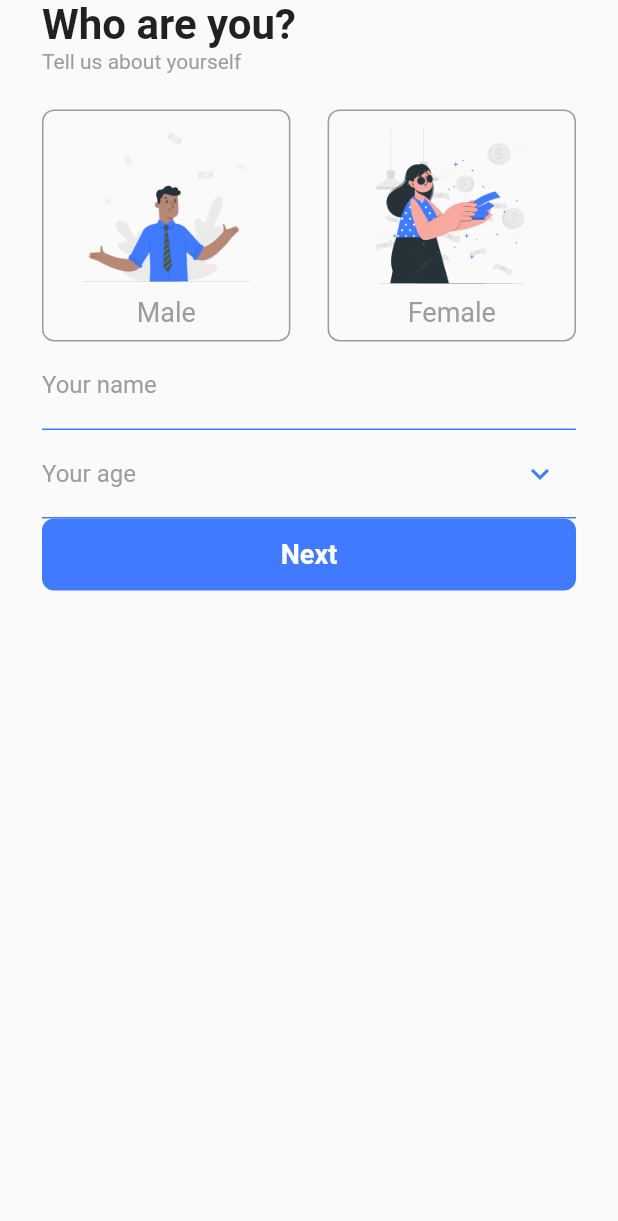
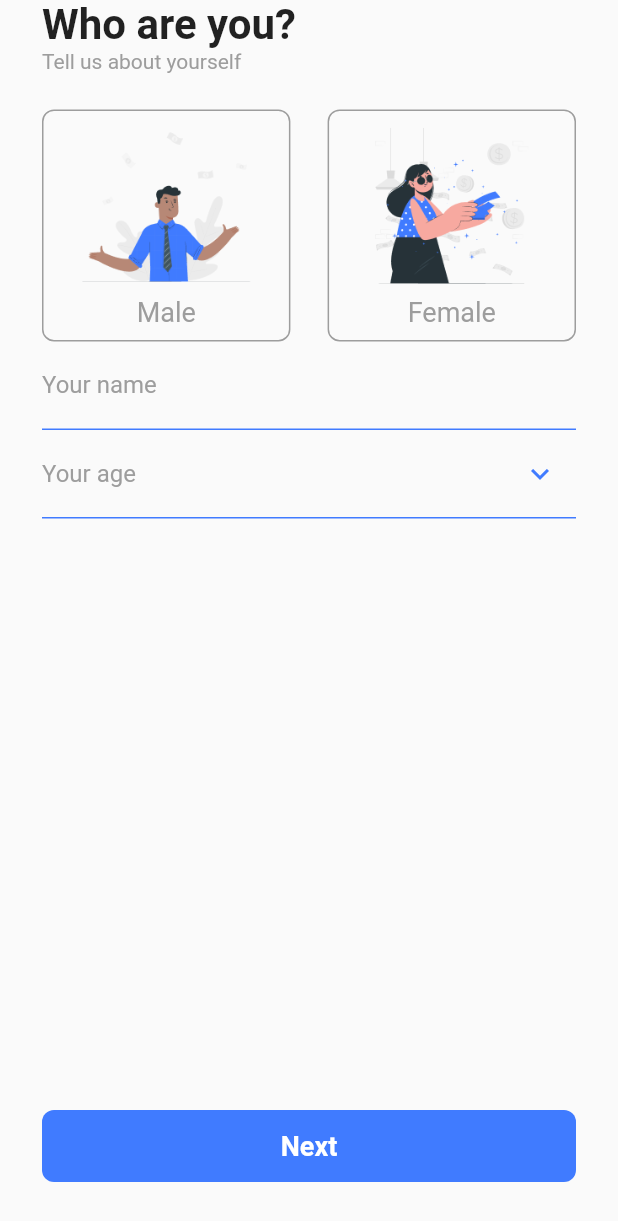
Before and after one commit to sirirakwitoon/voca, a Flutter app: the InformationPage screen opened by its route, on a phone screen of 412 x 824 dp. Shown: the top 1221 px of the screen. Run offline on Flutter 3.47's test engine with Material 2 defaults, Android fonts, the phone set to English and light mode, and no system bars; our stand-ins replace get.

Commit message:
จัดตำแหน่งของปุ่ม next

```diff
--- a/lib/screen/information.dart
+++ b/lib/screen/information.dart
@@ -20,14 +20,30 @@ class _InformationPageState extends State<InformationPage> {
         child: Padding(
           padding: EdgeInsets.only(
               left: 28, right: 28, bottom: 36, top: Get.statusBarHeight / 2),
-          child: Column(
+          child: CustomScrollView(
+            physics: ClampingScrollPhysics(),
+            slivers: [
+              SliverList(
+                  delegate: SliverChildListDelegate([
+                Column(
                   crossAxisAlignment: CrossAxisAlignment.start,
                   children: [
                     buildTitlePage(),
                     buildGenderSelection(),
                     inputName(),
                     ageSelect(),
-              nextButton()
+                  ],
+                ),
+              ])),
+              SliverFillRemaining(
+                hasScrollBody: false,
+                child: Column(
+                  mainAxisAlignment: MainAxisAlignment.end,
+                  children: [
+                    nextButton(),
+                  ],
+                ),
+              )
             ],
           ),
         ),
@@ -47,7 +63,10 @@ class _InformationPageState extends State<InformationPage> {
             children: [
               ...["15-20", "21-25", "26-30", "31-40"].map((e) => Container(
                   padding: EdgeInsets.symmetric(vertical: 20),
-                  child: Text(e, style: TextStyle(fontSize: 18),)))
+                  child: Text(
+                    e,
+                    style: TextStyle(fontSize: 18),
+                  )))
             ],
           ),
         ));
```
Lines whose indentation alone changed are shown as unchanged.
